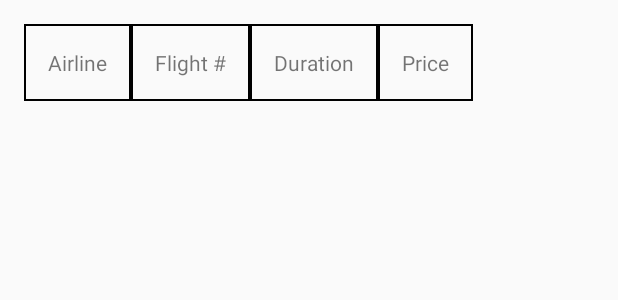
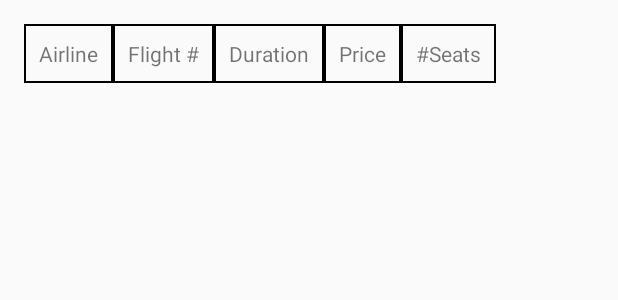
Before and after one commit to sooham/flight.app, an Android app: the layout activity_view_searched_flights.xml on its own in the app's theme, with its tools: preview values and no code run, on a phone screen of 412 x 824 dp. Shown: the top 300 px of the screen. Run offline under Robolectric (Android 15) with nearby library versions, the phone set to English and light mode, and no system bars.

Commit message:
Fixed table to include # of seats in ViewSearchedFlights

```diff
--- a/pIII/FlightApp/app/src/main/res/layout/activity_view_searched_flights.xml
+++ b/pIII/FlightApp/app/src/main/res/layout/activity_view_searched_flights.xml
@@ -13,7 +13,9 @@
         android:layout_width="fill_parent"
         android:layout_height="fill_parent"
         android:scrollbars="none"
-        android:layout_weight="1">
+        android:layout_weight="1"
+        android:layout_alignParentTop="true"
+        android:layout_alignParentStart="true">
         <LinearLayout
             android:layout_width="fill_parent"
             android:layout_height="fill_parent"
@@ -27,25 +29,31 @@
             <TableRow>
                 <TextView
                     android:text="Airline"
-                    android:padding="@dimen/activity_horizontal_margin"
+                    android:padding="10dp"
                     android:layout_width="fill_parent"
                     android:background="@drawable/cell_shape"/>
 
                 <TextView
                     android:text="Flight #"
-                    android:padding="@dimen/activity_horizontal_margin"
+                    android:padding="10dp"
                     android:layout_width="fill_parent"
                     android:background="@drawable/cell_shape"/>
 
                 <TextView
                     android:text="Duration"
-                    android:padding="@dimen/activity_horizontal_margin"
+                    android:padding="10dp"
                     android:layout_width="fill_parent"
                     android:background="@drawable/cell_shape"/>
 
                 <TextView
                     android:text="Price"
-                    android:padding="@dimen/activity_horizontal_margin"
+                    android:padding="10dp"
+                    android:layout_width="fill_parent"
+                    android:background="@drawable/cell_shape"/>
+
+                <TextView
+                    android:text="#Seats"
+                    android:padding="10dp"
                     android:layout_width="fill_parent"
                     android:background="@drawable/cell_shape"/>
             </TableRow>
```
Also changed, not shown: pIII/FlightApp/app/src/main/java/backend/FlightManager.java (+16 -12 lines), pIII/FlightApp/app/src/main/java/csc207/flightapp/ViewSearchedFlights.java (+33 -17 lines).
